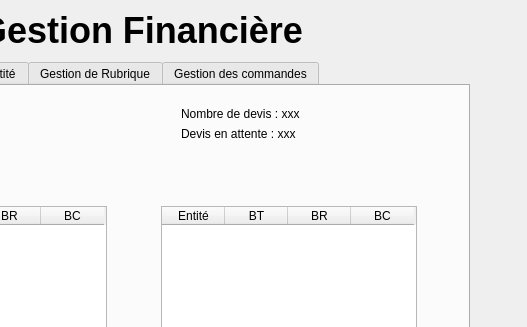
akramfares/Gestion-Financiere, file mainwindow.ui: the form before one commit; both pictures show x 211 to 738 and y 0 to 327 of the 738 by 481 pixel window.
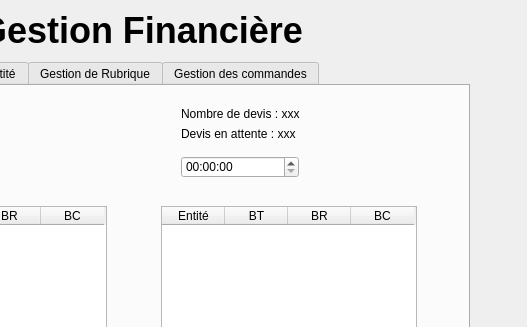
The form after the commit.

```diff
--- a/mainwindow.ui
+++ b/mainwindow.ui
@@ -173,6 +173,16 @@
        <string>Devis en attente : xxx</string>
       </property>
      </widget>
+     <widget class="QTimeEdit" name="timeEdit">
+      <property name="geometry">
+       <rect>
+        <x>350</x>
+        <y>70</y>
+        <width>118</width>
+        <height>22</height>
+       </rect>
+      </property>
+     </widget>
     </widget>
     <widget class="QWidget" name="tab_3">
      <attribute name="title">
```
